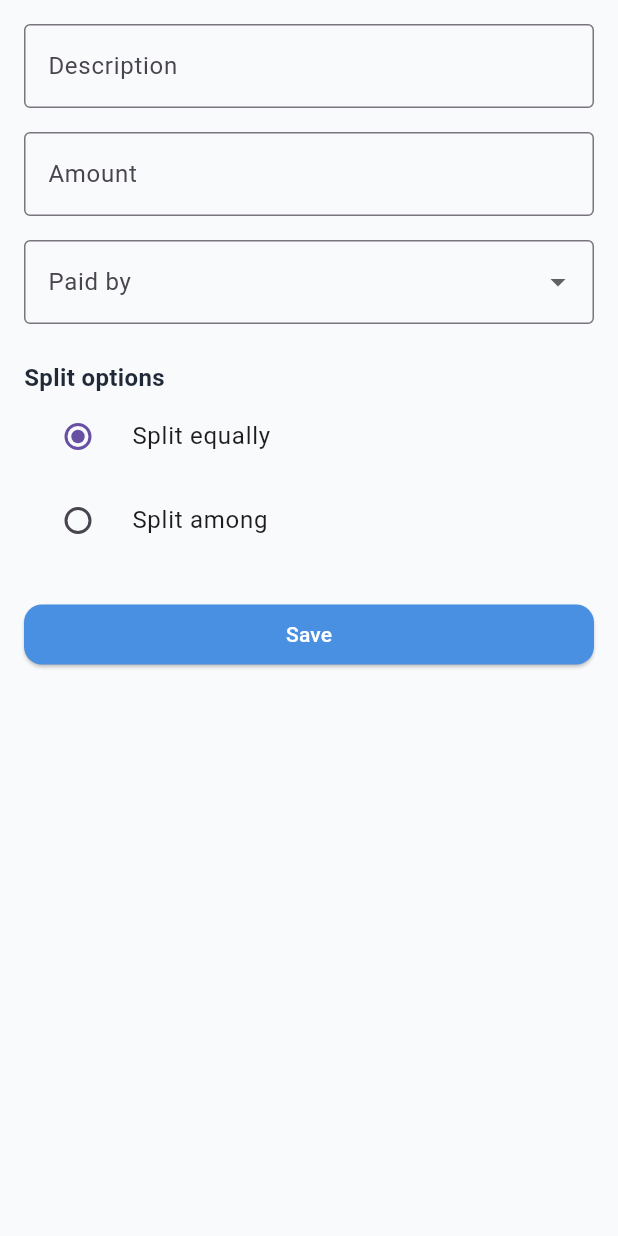
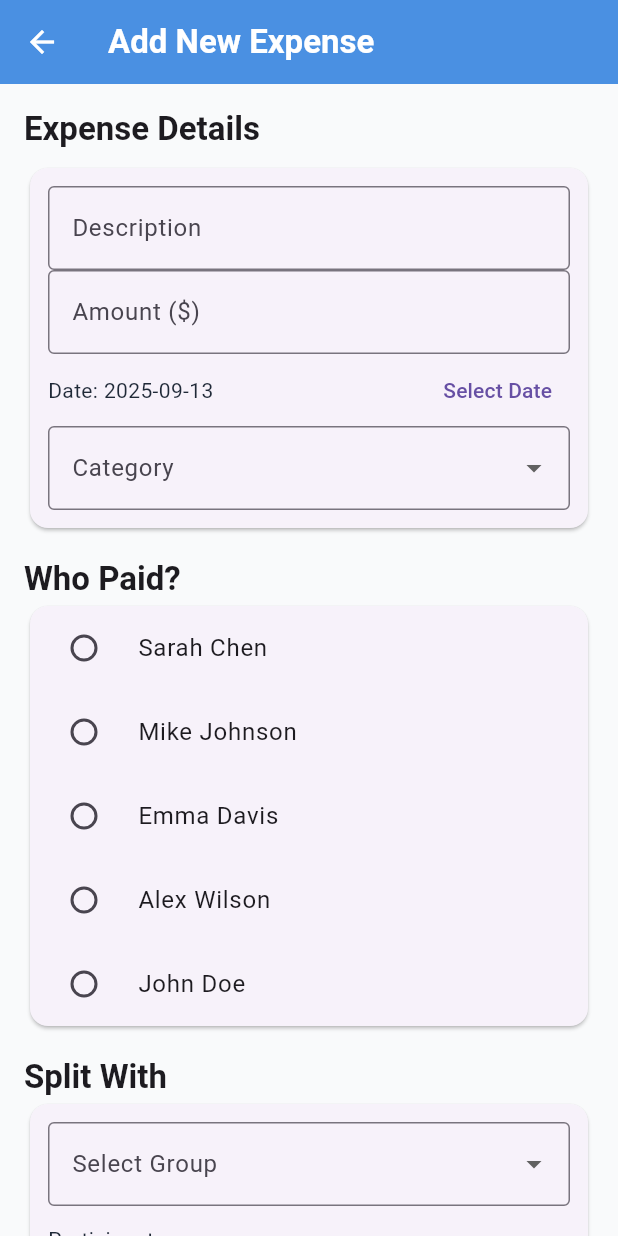
Before and after one commit to VaibhavJadhav-27/Splitify, a Flutter app: the AddExpenseScreen screen opened by its route, on a phone screen of 412 x 824 dp. Run offline on Flutter 3.47's test engine with Material 3 defaults, Android fonts, the phone set to English and light mode, and no system bars; our stand-ins replace firebase_core, google_sign_in; accounts and stored records are empty.

Commit message:
created add expense screen

```diff
--- a/splitify_app/lib/navigation/routes.dart
+++ b/splitify_app/lib/navigation/routes.dart
@@ -13,7 +13,7 @@ final Map<String, WidgetBuilder> appRoutes = {
   '/login': (context) => const LoginScreen(),
   '/home': (context) => const HomeScreen(),
   '/profile': (context) => const ProfileScreen(),
-  '/addExpense': (context) => const AddExpenseScreen(),
+  '/addExpense': (context) => AddExpenseScreen(),
   '/groups': (context) => const GroupsScreen(),
   '/settings': (context) => const SettingsScreen(),
   '/settleUp': (context) => const SettleUpScreen(),
--- a/splitify_app/lib/screens/add_expense_screen.dart
+++ b/splitify_app/lib/screens/add_expense_screen.dart
@@ -1,137 +1,285 @@
 import 'package:flutter/material.dart';
+import 'package:intl/intl.dart'; // <-- for date formatting
 
 class AddExpenseScreen extends StatefulWidget {
-  const AddExpenseScreen({super.key});
-
   @override
-  State<AddExpenseScreen> createState() => _AddExpenseScreenState();
+  _AddExpenseScreenState createState() => _AddExpenseScreenState();
 }
 
 class _AddExpenseScreenState extends State<AddExpenseScreen> {
-  final TextEditingController _descriptionController = TextEditingController();
-  final TextEditingController _amountController = TextEditingController();
+  final TextEditingController descriptionController = TextEditingController();
+  final TextEditingController amountController = TextEditingController();
+  final TextEditingController locationController = TextEditingController();
+  final TextEditingController notesController = TextEditingController();
 
-  String? _selectedPayer;
-  String _splitOption = 'equally';
-  Map<String, bool> selectedMembers = {
-    'Alice': false,
-    'Bob': false,
-    'Charlie': false,
-  };
-  Map<String, TextEditingController> amountControllers = {
-    'Alice': TextEditingController(),
-    'Bob': TextEditingController(),
-    'Charlie': TextEditingController(),
-  };
+  DateTime selectedDate = DateTime.now();
+  String? selectedCategory;
 
-  @override
-  void dispose() {
-    _descriptionController.dispose();
-    _amountController.dispose();
-    for (var controller in amountControllers.values) {
-      controller.dispose();
+  // Who paid
+  String? paidBy;
+
+  // Group dropdown
+  String? selectedGroup;
+
+  // Participants
+  final List<String> participants = [
+    "Sarah Chen",
+    "Mike Johnson",
+    "Emma Davis",
+    "Alex Wilson",
+    "John Doe",
+  ];
+  final List<String> selectedParticipants = [];
+
+  // Split options
+  String splitOption = "equal";
+
+  final DateFormat dateFormatter = DateFormat("yyyy-MM-dd");
+
+  Future<void> _pickDate() async {
+    final DateTime? picked = await showDatePicker(
+      context: context,
+      initialDate: selectedDate,
+      firstDate: DateTime(2020),
+      lastDate: DateTime(2100),
+    );
+    if (picked != null && picked != selectedDate) {
+      setState(() {
+        selectedDate = picked;
+      });
     }
-    super.dispose();
   }
 
   @override
   Widget build(BuildContext context) {
-    final width = MediaQuery.of(context).size.width;
-
     return Scaffold(
+      appBar: AppBar(title: const Text("Add New Expense")),
       body: SingleChildScrollView(
-        padding: const EdgeInsets.all(16.0),
+        padding: const EdgeInsets.all(16),
         child: Column(
           crossAxisAlignment: CrossAxisAlignment.start,
           children: [
+            // Expense Details
+            Text(
+              "Expense Details",
+              style: Theme.of(context).textTheme.titleLarge,
+            ),
+            const SizedBox(height: 8),
+            Card(
+              child: Padding(
+                padding: const EdgeInsets.all(12),
+                child: Column(
+                  children: [
                     TextField(
-              controller: _descriptionController,
+                      controller: descriptionController,
                       decoration: const InputDecoration(
-                labelText: 'Description',
-                border: OutlineInputBorder(),
+                        labelText: "Description",
                       ),
                     ),
-            const SizedBox(height: 16),
                     TextField(
-              controller: _amountController,
+                      controller: amountController,
                       keyboardType: TextInputType.number,
                       decoration: const InputDecoration(
-                labelText: 'Amount',
-                border: OutlineInputBorder(),
+                        labelText: "Amount (\$)",
                       ),
                     ),
-            const SizedBox(height: 16),
+                    Row(
+                      children: [
+                        Expanded(
+                          child: Text(
+                            "Date: ${dateFormatter.format(selectedDate)}",
+                          ),
+                        ),
+                        TextButton(
+                          onPressed: _pickDate,
+                          child: const Text("Select Date"),
+                        ),
+                      ],
+                    ),
                     DropdownButtonFormField<String>(
-              decoration: const InputDecoration(
-                labelText: 'Paid by',
-                border: OutlineInputBorder(),
+                      value: selectedCategory,
+                      decoration: const InputDecoration(labelText: "Category"),
+                      items:
+                          ["Food", "Travel", "Shopping", "Other"]
+                              .map(
+                                (cat) => DropdownMenuItem(
+                                  value: cat,
+                                  child: Text(cat),
                                 ),
-              value: _selectedPayer,
-              items:
-                  ['Alice', 'Bob', 'Charlie']
-                      .map(
-                        (name) =>
-                            DropdownMenuItem(value: name, child: Text(name)),
                               )
                               .toList(),
-              onChanged: (value) => setState(() => _selectedPayer = value),
-            ),
-            const SizedBox(height: 24),
-            const Text(
-              'Split options',
-              style: TextStyle(fontWeight: FontWeight.bold, fontSize: 16),
-            ),
-            RadioListTile(
-              title: const Text('Split equally'),
-              value: 'equally',
-              groupValue: _splitOption,
-              onChanged:
-                  (value) => setState(() => _splitOption = value as String),
-            ),
-            RadioListTile(
-              title: const Text('Split among'),
-              value: 'among',
-              groupValue: _splitOption,
-              onChanged:
-                  (value) => setState(() => _splitOption = value as String),
-            ),
-            if (_splitOption == 'among')
-              Column(
-                children:
-                    selectedMembers.keys.map((member) {
-                      return Row(
-                        children: [
-                          Checkbox(
-                            value: selectedMembers[member],
-                            onChanged: (value) {
-                              setState(() => selectedMembers[member] = value!);
+                      onChanged: (val) {
+                        setState(() {
+                          selectedCategory = val;
+                        });
                       },
                     ),
-                          Expanded(child: Text(member)),
-                          if (selectedMembers[member] == true)
-                            SizedBox(
-                              width: width * 0.4,
-                              child: TextField(
-                                controller: amountControllers[member],
-                                keyboardType: TextInputType.number,
-                                decoration: const InputDecoration(
-                                  hintText: 'Amount',
-                                  border: OutlineInputBorder(),
+                  ],
                 ),
               ),
             ),
+
+            const SizedBox(height: 16),
+
+            // Who Paid
+            Text("Who Paid?", style: Theme.of(context).textTheme.titleLarge),
+            Card(
+              child: Column(
+                children:
+                    participants
+                        .map(
+                          (p) => RadioListTile<String>(
+                            title: Text(p),
+                            value: p,
+                            groupValue: paidBy,
+                            onChanged: (val) {
+                              setState(() {
+                                paidBy = val;
+                              });
+                            },
+                          ),
+                        )
+                        .toList(),
+              ),
+            ),
+
+            const SizedBox(height: 16),
+
+            // Split With
+            Text("Split With", style: Theme.of(context).textTheme.titleLarge),
+            Card(
+              child: Padding(
+                padding: const EdgeInsets.all(12),
+                child: Column(
+                  crossAxisAlignment: CrossAxisAlignment.start,
+                  children: [
+                    DropdownButtonFormField<String>(
+                      value: selectedGroup,
+                      decoration: const InputDecoration(
+                        labelText: "Select Group",
+                      ),
+                      items:
+                          ["No group", "Trip to Goa", "Office Friends"]
+                              .map(
+                                (grp) => DropdownMenuItem(
+                                  value: grp,
+                                  child: Text(grp),
+                                ),
+                              )
+                              .toList(),
+                      onChanged: (val) {
+                        setState(() {
+                          selectedGroup = val;
+                        });
+                      },
+                    ),
+                    const SizedBox(height: 12),
+                    const Text("Participants:"),
+                    Column(
+                      children:
+                          participants
+                              .map(
+                                (p) => CheckboxListTile(
+                                  title: Text(p),
+                                  value: selectedParticipants.contains(p),
+                                  onChanged: (bool? checked) {
+                                    setState(() {
+                                      if (checked == true) {
+                                        selectedParticipants.add(p);
+                                      } else {
+                                        selectedParticipants.remove(p);
+                                      }
+                                    });
+                                  },
+                                ),
+                              )
+                              .toList(),
+                    ),
                   ],
-                      );
-                    }).toList(),
                 ),
-            const SizedBox(height: 24),
-            SizedBox(
-              width: double.infinity,
+              ),
+            ),
+
+            const SizedBox(height: 16),
+
+            // Split Options
+            Text(
+              "Split Options",
+              style: Theme.of(context).textTheme.titleLarge,
+            ),
+            Card(
+              child: Column(
+                children: [
+                  RadioListTile(
+                    title: const Text("Split equally"),
+                    value: "equal",
+                    groupValue: splitOption,
+                    onChanged: (val) {
+                      setState(() {
+                        splitOption = val.toString();
+                      });
+                    },
+                  ),
+                  RadioListTile(
+                    title: const Text("Split by shares"),
+                    value: "shares",
+                    groupValue: splitOption,
+                    onChanged: (val) {
+                      setState(() {
+                        splitOption = val.toString();
+                      });
+                    },
+                  ),
+                  RadioListTile(
+                    title: const Text("Enter exact amounts"),
+                    value: "exact",
+                    groupValue: splitOption,
+                    onChanged: (val) {
+                      setState(() {
+                        splitOption = val.toString();
+                      });
+                    },
+                  ),
+                ],
+              ),
+            ),
+
+            const SizedBox(height: 16),
+
+            // Additional Details
+            Text(
+              "Additional Details",
+              style: Theme.of(context).textTheme.titleLarge,
+            ),
+            Card(
+              child: Padding(
+                padding: const EdgeInsets.all(12),
+                child: Column(
+                  children: [
+                    TextField(
+                      controller: locationController,
+                      decoration: const InputDecoration(labelText: "Location"),
+                    ),
+                    TextField(
+                      controller: notesController,
+                      decoration: const InputDecoration(labelText: "Notes"),
+                      maxLines: 3,
+                    ),
+                  ],
+                ),
+              ),
+            ),
+
+            const SizedBox(height: 20),
+
+            // Add Expense Button
+            Center(
               child: ElevatedButton(
                 onPressed: () {
-                  // Save logic here
+                  // handle save logic here
+                  debugPrint("Expense Added");
                 },
-                child: const Text('Save'),
+                child: const Text("Add Expense"),
               ),
             ),
           ],
--- a/splitify_app/lib/screens/home_screen.dart
+++ b/splitify_app/lib/screens/home_screen.dart
@@ -19,7 +19,7 @@ class _HomeScreenState extends State<HomeScreen> {
   final List<Widget> _screens = [
     const DashboardScreen(),
     const GroupsScreen(),
-    const AddExpenseScreen(),
+    AddExpenseScreen(),
     const SettleUpScreen(),
   ];
 
--- a/splitify_app/pubspec.yaml
+++ b/splitify_app/pubspec.yaml
@@ -39,6 +39,7 @@ dependencies:
   firebase_core: ^3.15.2
   google_sign_in: ^7.1.1
   provider: ^6.1.5
+  intl: ^0.20.2
 
 dev_dependencies:
   flutter_test:
```
Also changed, not shown: 2 other files. Lines whose indentation alone changed are shown as unchanged.
